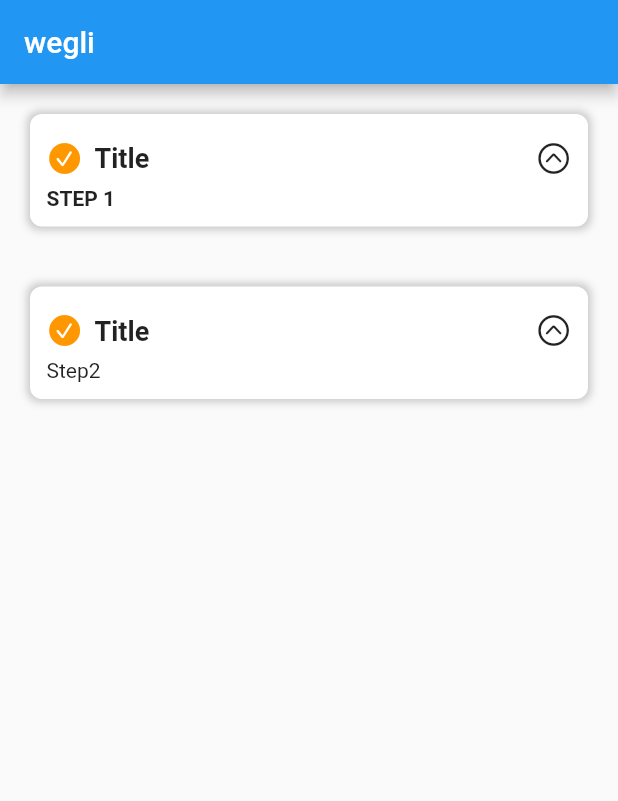
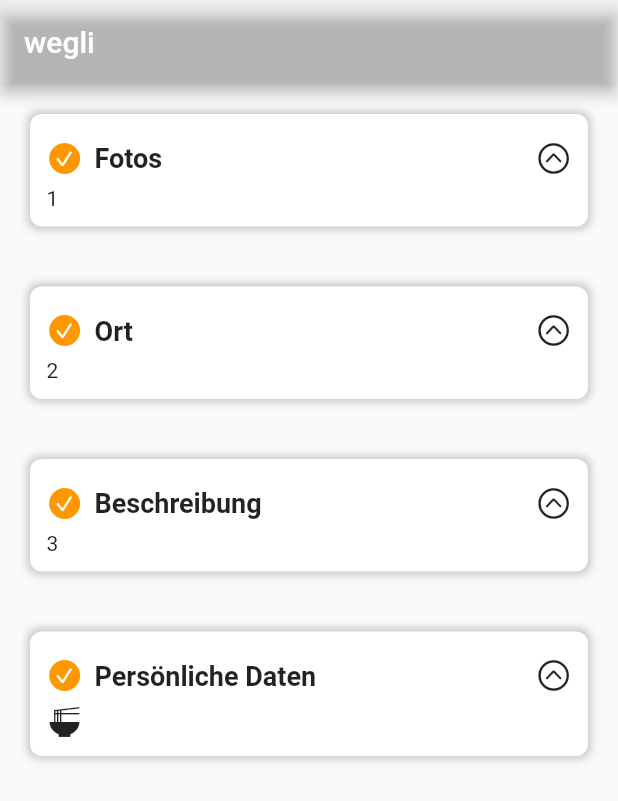
Before and after one commit to mltbnz/wegli-x, a Flutter app: the screen it shows after launch, on a phone screen of 412 x 824 dp. Shown: the top 801 px of the screen. Run offline on Flutter 3.47's test engine with Material 2 defaults, Android fonts, the phone set to English and light mode, and no system bars.

Commit message:
update report form with dummy containers

```diff
--- a/lib/screens/home.dart
+++ b/lib/screens/home.dart
@@ -6,26 +6,17 @@ class HomeScreen extends StatelessWidget {
   @override
   Widget build(BuildContext context) {
     return Scaffold(
-        appBar: AppBar(
-          title: Text('wegli'),
-        ),
-        body: Column(
-            mainAxisSize: MainAxisSize.min,
-            crossAxisAlignment: CrossAxisAlignment.stretch,
-            children: [
-              StepContainer(
-                  child: Text(
-                    "STEP 1",
-                    style: TextStyle(fontWeight: FontWeight.bold),
-                  )
-              ),
-              StepContainer(
-                  child: Text(
-                    "Step2",
-                  )
-              ),
-            ]
-        ),
+      appBar: AppBar(
+        title: Text('wegli'),
+        backgroundColor: const Color(0x000000),
+      ),
+      body: Column(children: [
+        StepContainer(title: 'Fotos', child: Text('1')),
+        StepContainer(title: 'Ort', child: Text('2')),
+        StepContainer(title: 'Beschreibung', child: Text('3')),
+        StepContainer(
+            title: 'Persönliche Daten', child: Icon(Icons.ramen_dining))
+      ]),
     );
   }
 }
```
